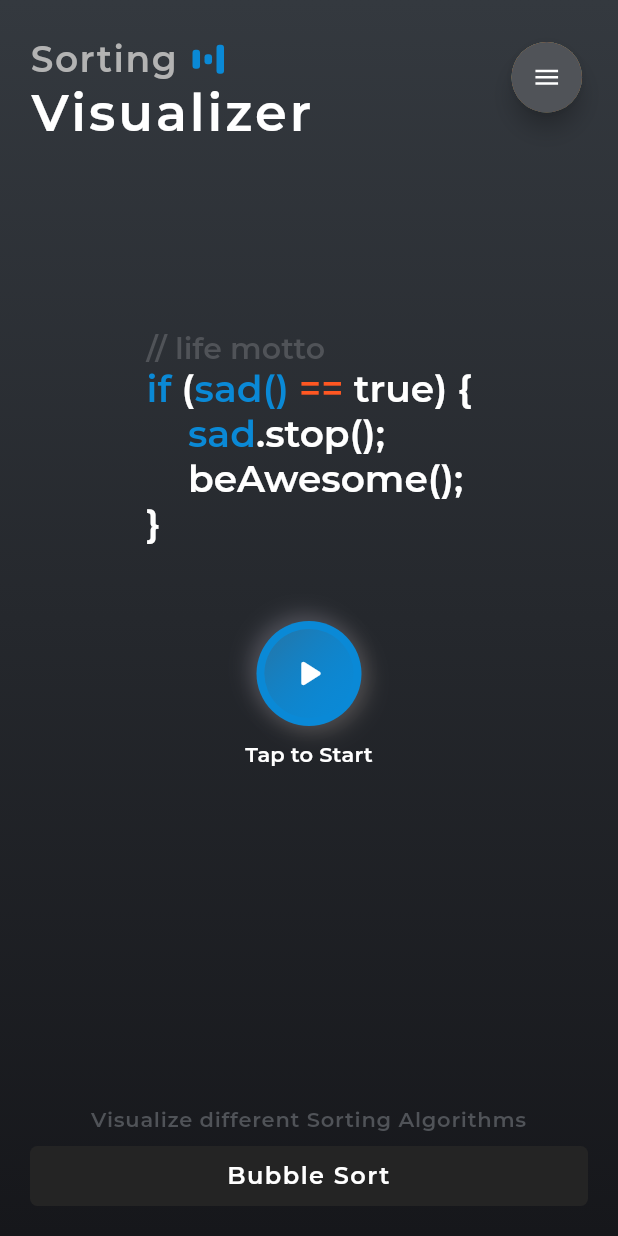
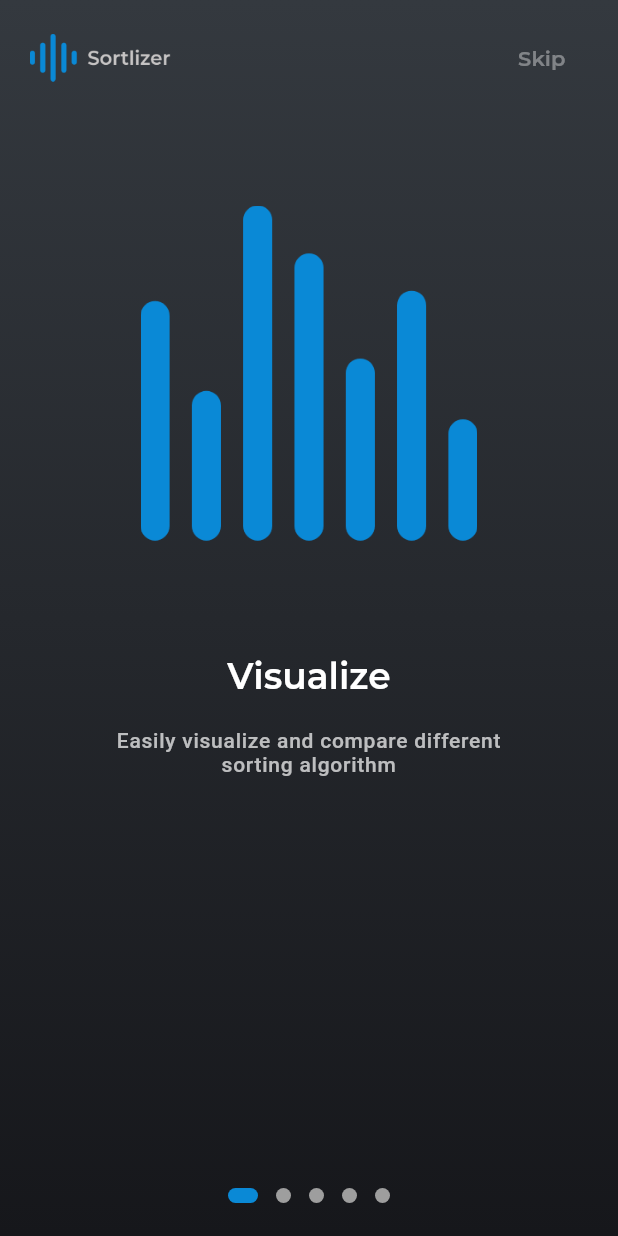
Before and after one commit to roshan9419/Sortlizer, a Flutter app: the screen it shows after launch, on a phone screen of 412 x 824 dp. Run offline on Flutter 3.47's test engine with Material 2 defaults, Android fonts, the phone set to English and light mode, and no system bars; drawn by our look-alikes of introduction_screen; our stand-ins replace animated_text_kit, auto_route, flutter_highlight, flutter_svg, get_it, injectable and 4 more; Roboto replaces fonts that are missing (Arial).

Commit message:
Added onboarding view

```diff
--- a/lib/app/router.dart
+++ b/lib/app/router.dart
@@ -1,12 +1,14 @@
 
 import 'package:auto_route/auto_route_annotations.dart';
+import 'package:sorting_visualization/ui/views/onboarding_view.dart';
 import 'package:sorting_visualization/ui/views/sorting_detailed_view.dart';
 import 'package:sorting_visualization/ui/views/visualizer_view.dart';
 import 'package:sorting_visualization/ui/views/home_view.dart';
 
 @MaterialAutoRouter(routes: [
+  MaterialRoute(page: OnBoardingView),
   MaterialRoute(page: HomeView),
   MaterialRoute(page: VisualizerView),
-  MaterialRoute(page: SortingDetailedView)
+  MaterialRoute(page: SortingDetailedView),
 ])
 class $Router {}
--- a/lib/main.dart
+++ b/lib/main.dart
@@ -6,6 +6,7 @@ import 'package:sorting_visualization/setup_dialogs.dart';
 import 'package:sorting_visualization/ui/ui_theme.dart';
 import 'package:sorting_visualization/ui/views/home_view.dart';
 import 'package:sorting_visualization/app/router.gr.dart' as auto_router;
+import 'package:sorting_visualization/ui/views/onboarding_view.dart';
 import 'package:stacked_services/stacked_services.dart';
 
 import 'app/locator.dart';
@@ -26,10 +27,12 @@ Future main() async {
 }
 
 class MyApp extends StatelessWidget {
+  final _sharedPrefService = locator<SharedPreferenceService>();
+
   @override
   Widget build(BuildContext context) {
     return MaterialApp(
-      title: 'Sorting Visualizer',
+      title: 'Sortlizer',
       theme: ThemeData(
         primarySwatch: Colors.blue,
         accentColor: Color(0xffB3B3B3),
@@ -40,8 +43,16 @@ class MyApp extends StatelessWidget {
       ),
       onGenerateRoute: auto_router.Router().onGenerateRoute,
       navigatorKey: StackedService.navigatorKey,
-      home: HomeView(),
+      home: _getStartupScreen(),
       debugShowCheckedModeBanner: false,
     );
   }
+
+  Widget _getStartupScreen() {
+    if (!_sharedPrefService.homeVisible) {
+      return OnBoardingView();
+    } else {
+      return HomeView();
+    }
+  }
 }
--- a/lib/services/shared_preference_service.dart
+++ b/lib/services/shared_preference_service.dart
@@ -15,6 +15,7 @@ class SharedPreferenceService {
   static const String SHOW_SORTING_HISTORY = "showSortingHistory";
   static const String SORTING_SLIDER_VALUE = "sortingSliderValue";
   static const String SORTING_ARRAY_SIZE = "sortingArraySize";
+  static const String HOME_VISIBLE = "homeVisible";
 
   // handles all types of values
   void _saveToDisk<T>(String key, T content) {
@@ -39,6 +40,10 @@ class SharedPreferenceService {
     return _preferences.get(key);
   }
 
+  bool get homeVisible => _getFromDisk(HOME_VISIBLE) ?? false;
+
+  set homeVisible(bool value) => _saveToDisk(HOME_VISIBLE, value);
+
   bool get showSortingHistory => _getFromDisk(SHOW_SORTING_HISTORY) ?? true;
 
   set showSortingHistory(bool value) => _saveToDisk(SHOW_SORTING_HISTORY, value);
--- a/lib/ui/dialogs/about_app_dialog.dart
+++ b/lib/ui/dialogs/about_app_dialog.dart
@@ -22,10 +22,7 @@ class AboutAppDialog extends StatelessWidget {
         decoration: BoxDecoration(
           shape: BoxShape.rectangle,
           // borderRadius: new BorderRadius.all(new Radius.circular(0.0)),
-          gradient: LinearGradient(
-              begin: Alignment.topCenter,
-              end: Alignment.bottomCenter,
-              colors: [darkBackgroundStart, darkBackgroundFinish]),
+          gradient: darkGradient,
         ),
         padding: EdgeInsets.all(15),
         child: Column(
--- a/lib/ui/dialogs/custom_array_size_dialog.dart
+++ b/lib/ui/dialogs/custom_array_size_dialog.dart
@@ -79,10 +79,7 @@ class _CustomArraySizeDialogState extends State<CustomArraySizeDialog> {
     var theme = Theme.of(context);
     return Container(
       decoration: BoxDecoration(
-          gradient: LinearGradient(
-              begin: Alignment.topCenter,
-              end: Alignment.bottomCenter,
-              colors: [darkBackgroundStart, darkBackgroundFinish]),
+          gradient: darkGradient,
       ),
       padding: EdgeInsets.all(15),
       child: Column(
--- a/lib/ui/dialogs/custom_input_dialog.dart
+++ b/lib/ui/dialogs/custom_input_dialog.dart
@@ -80,10 +80,7 @@ class _CustomInputDialogState extends State<CustomInputDialog> {
       child: SingleChildScrollView(
         child: Container(
           decoration: BoxDecoration(
-              gradient: LinearGradient(
-                  begin: Alignment.topCenter,
-                  end: Alignment.bottomCenter,
-                  colors: [darkBackgroundStart, darkBackgroundFinish])),
+              gradient: darkGradient),
           padding: EdgeInsets.all(20),
           child: Column(
             mainAxisSize: MainAxisSize.min,
--- a/lib/ui/ui_theme.dart
+++ b/lib/ui/ui_theme.dart
@@ -1,4 +1,6 @@
 import 'dart:ui';
+
+import 'package:flutter/material.dart';
 
 const darkBackgroundStart = Color(0xff34393F);
 const darkBackgroundFinish = Color(0xff16171B);
@@ -14,3 +16,9 @@ const orangeThemeColor = Color(0xffe84a1d);
 const lightGrayColor = Color(0xffB3B3B3);
 const mediumGrayColor = Color(0xff868686);
 const darkGrayColor = Color(0xff505358);
+
+const darkGradient = LinearGradient(
+    begin: Alignment.topCenter,
+    end: Alignment.bottomCenter,
+    tileMode: TileMode.clamp,
+    colors: [darkBackgroundStart, darkBackgroundFinish]);
--- a/lib/ui/views/home_view.dart
+++ b/lib/ui/views/home_view.dart
@@ -17,11 +17,7 @@ class HomeView extends StatelessWidget {
     return ViewModelBuilder<HomeViewModel>.reactive(
       builder: (context, model, child) => Container(
         decoration: BoxDecoration(
-            gradient: LinearGradient(
-                begin: Alignment.topCenter,
-                end: Alignment.bottomCenter,
-                tileMode: TileMode.clamp,
-                colors: [darkBackgroundStart, darkBackgroundFinish])),
+            gradient: darkGradient),
         child: Scaffold(
           backgroundColor: Colors.transparent,
           body: SafeArea(
--- /dev/null
+++ b/lib/ui/views/onboarding_view.dart
@@ -0,0 +1,155 @@
+import 'package:flutter/cupertino.dart';
+import 'package:flutter/material.dart';
+import 'package:introduction_screen/introduction_screen.dart';
+import 'package:sorting_visualization/app/locator.dart';
+import 'package:sorting_visualization/app/router.gr.dart';
+import 'package:sorting_visualization/services/shared_preference_service.dart';
+
+import '../ui_theme.dart';
+
+class OnBoardingView extends StatefulWidget {
+  @override
+  _OnBoardingViewState createState() => _OnBoardingViewState();
+}
+
+class _OnBoardingViewState extends State<OnBoardingView> {
+  int _pageIndex = 0;
+  final _sharedPrefService = locator<SharedPreferenceService>();
+
+  onBtnTap() {
+    _sharedPrefService.homeVisible = true;
+    Navigator.pushReplacementNamed(context, Routes.homeView);
+  }
+
+  @override
+  Widget build(BuildContext context) {
+    return SafeArea(
+        child: Container(
+      decoration: BoxDecoration(
+          gradient: darkGradient),
+      child: Column(
+        children: [
+          Padding(
+            padding: const EdgeInsets.all(20.0),
+            child: Row(
+              children: [
+                Image.asset('assets/images/logo_with_name.png', width: 100),
+                Spacer(),
+                GestureDetector(
+                  onTap: onBtnTap,
+                  child: Container(
+                      padding: EdgeInsets.symmetric(vertical: 10, horizontal: 15),
+                      decoration: BoxDecoration(
+                          borderRadius: BorderRadius.circular(20),
+                          color: _pageIndex != 4
+                              ? Colors.transparent
+                              : Theme.of(context).primaryColor),
+                      child: Row(
+                        mainAxisSize: MainAxisSize.min,
+                        crossAxisAlignment: CrossAxisAlignment.center,
+                        children: [
+                          Text(
+                            _pageIndex != 4 ? 'Skip' : 'Start',
+                            style: Theme.of(context).textTheme.subtitle2.copyWith(
+                                color: _pageIndex != 4
+                                    ? Colors.white38
+                                    : Colors.white),
+                          ),
+                          if (_pageIndex == 4) SizedBox(width: 5),
+                          if (_pageIndex == 4)
+                            Icon(
+                              Icons.arrow_forward,
+                              color: Colors.white,
+                              size: 15,
+                            )
+                        ],
+                      )),
+                )
+              ],
+            ),
+          ),
+          Expanded(
+            child: IntroductionScreen(
+              globalBackgroundColor: Colors.transparent,
+              pages: [
+                PageViewModel(
+                    title: 'Visualize',
+                    body:
+                        'Easily visualize and compare different sorting algorithm',
+                    decoration: _pageDecoration(context),
+                    image: buildImage(
+                      'assets/images/onboard/onboard_visualize.png',
+                    )),
+                PageViewModel(
+                    title: 'Custom Input Array',
+                    body: 'Visualize your own custom input array of any size',
+                    decoration: _pageDecoration(context),
+                    image: buildImage(
+                      'assets/images/onboard/onboard_custom.png',
+                    )),
+                PageViewModel(
+                    title: 'Easily Compare',
+                    body:
+                        'Compare different sorting algorithms in real-time on different parameters',
+                    decoration: _pageDecoration(context),
+                    image: buildImage(
+                      'assets/images/onboard/onboard_compare.png',
+                    )),
+                PageViewModel(
+                    title: 'Hand free Code',
+                    body:
+                        'Know more about algorithm, its complexities and code to understand its working',
+                    decoration: _pageDecoration(context),
+                    image: buildImage(
+                      'assets/images/onboard/onboard_code.png',
+                    )),
+                PageViewModel(
+                    title: 'Sorting Steps',
+                    body: 'Visualize how the array is changing on each step',
+                    decoration: _pageDecoration(context),
+                    image: buildImage(
+                      'assets/images/onboard/onboard_stepbystep.png',
+                    )),
+              ],
+              done: SizedBox.shrink(),
+              onDone: () {},
+              onChange: (index) {
+                setState(() {
+                  _pageIndex = index;
+                });
+              },
+              dotsDecorator: _dotsDecorator(),
+              showNextButton: false,
+              showSkipButton: false,
+            ),
+          ),
+        ],
+      ),
+    ));
+  }
+
+  Widget buildImage(String path) {
+    return Center(child: Image.asset(path));
+  }
+
+  PageDecoration _pageDecoration(BuildContext context) => PageDecoration(
+        titleTextStyle: Theme.of(context)
+            .textTheme
+            .headline5
+            .copyWith(color: Colors.white, fontWeight: FontWeight.bold),
+        bodyTextStyle: Theme.of(context).textTheme.subtitle2.copyWith(
+            color: Colors.white70,
+            letterSpacing: 0.5,
+            fontFamily: 'Arial',
+            fontSize: 14.0),
+        imagePadding: EdgeInsets.all(60),
+        titlePadding: EdgeInsets.only(left: 20, right: 20, bottom: 20),
+        descriptionPadding: EdgeInsets.only(left: 40, right: 40),
+      );
+
+  DotsDecorator _dotsDecorator() => DotsDecorator(
+      size: Size(10, 10),
+      activeSize: Size(20, 10),
+      activeShape:
+          RoundedRectangleBorder(borderRadius: BorderRadius.circular(20)));
+}
--- a/lib/ui/views/sorting_detailed_view.dart
+++ b/lib/ui/views/sorting_detailed_view.dart
@@ -17,11 +17,7 @@ class SortingDetailedView extends StatelessWidget {
         builder: (context, model, child) =>
             Container(
               decoration: BoxDecoration(
-                  gradient: LinearGradient(
-                      begin: Alignment.topCenter,
-                      end: Alignment.bottomCenter,
-                      tileMode: TileMode.clamp,
-                      colors: [darkBackgroundStart, darkBackgroundFinish])),
+                  gradient: darkGradient),
               child: SafeArea(
                 child: Scaffold(
                   backgroundColor: Colors.transparent,
--- a/lib/ui/views/visualizer_view.dart
+++ b/lib/ui/views/visualizer_view.dart
@@ -23,11 +23,7 @@ class VisualizerView extends StatelessWidget {
     return ViewModelBuilder<VisualizerViewModel>.reactive(
       builder: (context, model, child) => Container(
         decoration: BoxDecoration(
-            gradient: LinearGradient(
-                begin: Alignment.topCenter,
-                end: Alignment.bottomCenter,
-                tileMode: TileMode.clamp,
-                colors: [darkBackgroundStart, darkBackgroundFinish])),
+            gradient: darkGradient),
         child: Scaffold(
           key: model.getGlobalKey(),
           resizeToAvoidBottomPadding: false,
--- a/lib/ui/widgets/menu_drawer.dart
+++ b/lib/ui/widgets/menu_drawer.dart
@@ -23,10 +23,7 @@ class MenuDrawer extends StatelessWidget {
       child: Container(
         width: 250,
         decoration: BoxDecoration(
-            gradient: LinearGradient(
-                begin: Alignment.topCenter,
-                end: Alignment.bottomCenter,
-                colors: [darkBackgroundStart, darkBackgroundFinish])),
+            gradient: darkGradient),
         child: Column(
           children: [
             Expanded(
--- a/pubspec.yaml
+++ b/pubspec.yaml
@@ -47,7 +47,7 @@ dependencies:
   flutter_svg: 0.18.0
   url_launcher: 5.7.0
   share: 0.6.5+4
-
+  introduction_screen: 1.0.9
 
 dev_dependencies:
   flutter_test:
@@ -85,6 +85,7 @@ flutter:
   # To add assets to your application, add an assets section, like this:
   assets:
     - assets/images/
+    - assets/images/onboard/
     - assets/audios/
     # An image asset can refer to one or more resolution-specific "variants", see
     # https://flutter.dev/assets-and-images/#resolution-aware.
```
Also changed, not shown: assets/images/onboard/onboard_code.png (added), assets/images/onboard/onboard_compare.png (added), assets/images/onboard/onboard_custom.png (added), assets/images/onboard/onboard_stepbystep.png (added), assets/images/onboard/onboard_visualize.png (added), lib/app/router.gr.dart, pubspec.lock.
